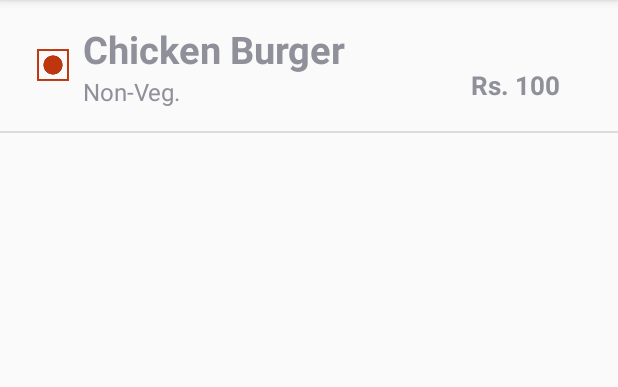
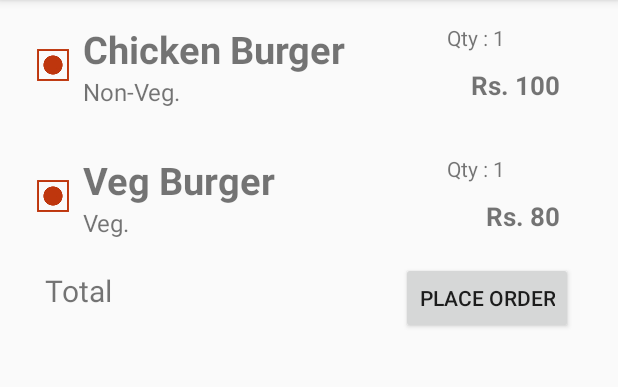
Before and after one commit to amannagarkar/Cart, an Android app: the screen it shows after launch (MainActivity), on a phone screen of 412 x 824 dp, the part 84-471 px from its top. Run offline under Robolectric (Android 15) with nearby library versions, the phone set to English and light mode, and no system bars.

Commit message:
Recycler View for Cart with individual element selection.

```diff
--- a/app/src/main/java/com/example/cart/CartAdapter.java
+++ b/app/src/main/java/com/example/cart/CartAdapter.java
@@ -2,82 +2,101 @@ package com.example.cart;
 
 
 import android.content.Context;
+import android.support.annotation.NonNull;
+import android.support.v7.widget.RecyclerView;
 import android.view.LayoutInflater;
 import android.view.View;
 import android.view.ViewGroup;
-import android.widget.ArrayAdapter;
-import android.widget.Button;
 import android.widget.TextView;
+import android.widget.Toast;
+import java.util.ArrayList;
 
 
-import java.util.ArrayList;
+public class CartAdapter extends RecyclerView.Adapter {
+    private ArrayList<MenuCard> menuCardsdata;
+    Context context;
 
-public class CartAdapter extends ArrayAdapter<MenuCard>{
-
-    private ArrayList<MenuCard> menuCardsdata;
-    Context mContext;
-
-    // View lookup cache
-    private static class ViewHolder {
-        TextView foodName;
-        TextView foodqnty;
-        TextView foodCost;
-        TextView foodtotal;
-        Button Addbtn;
-        Button Subbutton;
-
-
+    public CartAdapter(Context context, ArrayList<MenuCard> menuCardsdata) {
+        this.context = context;
+        this.menuCardsdata=menuCardsdata;
     }
-
-    public CartAdapter(ArrayList<MenuCard> data, Context context) {
-        super(context, R.layout.cart_item_layout, data);
-        this.menuCardsdata = data;
-        this.mContext=context;
-
+    @Override
+    public MyViewHolder onCreateViewHolder(ViewGroup parent, int viewType) {
+        // infalte the item Layout
+        View v = LayoutInflater.from(parent.getContext()).inflate(R.layout.item_layout, parent, false);
+        // set the view's size, margins, paddings and layout parameters
+        MyViewHolder vh = new MyViewHolder(v); // pass the view to View Holder
+        return vh;
     }
 
 
-    private int lastPosition = -1;
 
+
+    public void onBindViewHolder(RecyclerView.ViewHolder holder_view, final int position) {
+        // set the data in items
+        MyViewHolder holder=new MyViewHolder(holder_view.itemView);
+        final MenuCard menuCard = menuCardsdata.get(position);
+        holder.foodName.setText(menuCard.getFoodName());
+        holder.foodType.setText(menuCard.food_type);
+        holder.foodCost.setText(menuCard.food_cost);
+
+        holder.foodName.setOnClickListener(new View.OnClickListener() {
             @Override
-    public View getView(int position, View convertView, ViewGroup parent) {
-        // Get the data item for this position
-        MenuCard menuCard = getItem(position);
-        // Check if an existing view is being reused, otherwise inflate the view
-        ViewHolder viewHolder; // view lookup cache stored in tag
+            public void onClick(View v) {
+                Toast.makeText(context, "Name Selected", Toast.LENGTH_SHORT).show();
+            }
+        });
 
-        final View result;
+        holder.foodType.setOnClickListener(new View.OnClickListener() {
+            @Override
+            public void onClick(View v) {
+                Toast.makeText(context, "FoodType Selected", Toast.LENGTH_SHORT).show();
+            }
+        });
 
-        if (convertView == null) {
+        holder.foodCost.setOnClickListener(new View.OnClickListener() {
+            @Override
+            public void onClick(View v) {
+                Toast.makeText(context, "Cost Selected", Toast.LENGTH_SHORT).show();
+            }
+        });
 
-            viewHolder = new ViewHolder();
-            LayoutInflater inflater = LayoutInflater.from(getContext());
-            convertView = inflater.inflate(R.layout.cart_item_layout, parent, false);
-            viewHolder.foodName = (TextView) convertView.findViewById(R.id.item_name);
-            viewHolder.foodqnty = (TextView) convertView.findViewById(R.id.item_quantity);
-            viewHolder.foodCost = (TextView) convertView.findViewById(R.id.item_cost);
-            viewHolder.foodtotal = (TextView) convertView.findViewById(R.id.item_total);
-            viewHolder.Addbtn = (Button) convertView.findViewById(R.id.add_btn);
-            viewHolder.Subbutton = (Button) convertView.findViewById(R.id.sub_btn);
+        holder.quantity.setOnClickListener(new View.OnClickListener() {
+            @Override
+            public void onClick(View v) {
+                Toast.makeText(context, "Quantity Selected", Toast.LENGTH_SHORT).show();
+            }
+        });
 
-            result=convertView;
 
-            convertView.setTag(viewHolder);
-        } else {
-            viewHolder = (ViewHolder) convertView.getTag();
-            result=convertView;
+        // implement setOnClickListener event on item view.
+        holder_view.itemView.setOnClickListener(new View.OnClickListener() {
+            @Override
+            public void onClick(View view) {
+                // display a toast with person name on item click
+                Toast.makeText(context, menuCard.food_name, Toast.LENGTH_SHORT).show();
+            }
+        });
     }
 
 
-        int x = Integer.valueOf(R.id.item_cost);
-        int y = Integer.valueOf(R.id.item_quantity);
-        int amount = x * y;
-        viewHolder.foodName.setText(menuCard.getFoodName());
-        viewHolder.foodqnty.setText(menuCard.getFoodType());
-        viewHolder.foodCost.setText(menuCard.getFoodCost());
-        viewHolder.foodtotal.setText(amount);
-
-        // Return the completed view to render on screen
-        return convertView;
+    @Override
+    public int getItemCount() {
+        return menuCardsdata.size();
+    }
+    public class MyViewHolder extends RecyclerView.ViewHolder {
+        // init the item view's
+        TextView foodName;
+        TextView foodType;
+        TextView foodCost;
+        TextView quantity;
+        public MyViewHolder(View itemView) {
+            super(itemView);
+            // get the reference of item view's
+            foodName = (TextView) itemView.findViewById(R.id.foodname);
+            foodType = (TextView) itemView.findViewById(R.id.foodtype);
+            foodCost = (TextView) itemView.findViewById(R.id.foodcost);
+            quantity = (TextView) itemView.findViewById(R.id.edit_quantity);
         }
     }
+}
--- a/app/src/main/java/com/example/cart/MainActivity.java
+++ b/app/src/main/java/com/example/cart/MainActivity.java
@@ -3,6 +3,8 @@ package com.example.cart;
 import android.content.Intent;
 import android.support.v7.app.AppCompatActivity;
 import android.os.Bundle;
+import android.support.v7.widget.LinearLayoutManager;
+import android.support.v7.widget.RecyclerView;
 import android.view.View;
 import android.widget.AdapterView;
 import android.widget.ListView;
@@ -13,15 +15,10 @@ import java.util.zip.Inflater;
 public class MainActivity extends AppCompatActivity {
 
     ListView menulist;
-    ArrayList<MenuCard> menu = new ArrayList<>();
+    ArrayList<MenuCard> menu;
     CustomAdapter foodAdapter;
+    CartAdapter cartAdapter;
     MenuCard item1;
-
-
-
-
-
-
 
     @Override
     public void onCreate(Bundle savedInstanceState) {
@@ -29,24 +26,41 @@ public class MainActivity extends AppCompatActivity {
         setContentView(R.layout.activity_main);
 
 
-        menulist = findViewById(R.id.menu_list);
-        foodAdapter = new CustomAdapter(menu,getApplicationContext());
+
+        //menulist = findViewById(R.id.menu_list);
+        //menulist.setClickable(true);
+        item1 = new MenuCard("Chicken Burger", "Rs. 100", "Non-Veg.");
+        menu = new ArrayList<>();
+        menu.add(item1);
+        item1 = new MenuCard("Veg Burger", "Rs. 80", "Veg.");
+        menu.add(item1);
+
+       /* foodAdapter = new CustomAdapter(menu,getApplicationContext());
         menulist.setAdapter(foodAdapter);
-        item1 = new MenuCard("Chicken Burger", "Rs. 100", "Non-Veg.");
-        menu.add(item1);
 
         menulist.setOnItemClickListener(new AdapterView.OnItemClickListener() {
             @Override
-            public void onItemClick(AdapterView<?> adapter, View view, int position, long arg) {
+            public void onItemClick(AdapterView<?> parent, View view, int position, long id) {
+                Intent intent=new Intent(view.getContext(),editcart.class);
+                startActivity(intent);
+            }
+        }); */
 
-                    if (position==0) {
-                        Intent intent = new Intent(MainActivity.this, editcart.class);
-                        startActivity(intent);
 
-                    }
 
-            }
-        });
+
+        RecyclerView recyclerView = (RecyclerView) findViewById(R.id.recycler_cart);
+        // set a LinearLayoutManager with default vertical orientation
+        LinearLayoutManager linearLayoutManager = new LinearLayoutManager(getApplicationContext());
+        recyclerView.setLayoutManager(linearLayoutManager);
+        // call the constructor of CustomAdapter to send the reference and data to Adapter
+        cartAdapter = new CartAdapter(getApplicationContext(),menu);
+        recyclerView.setAdapter(cartAdapter); // set the Adapter to RecyclerView
+
 
     }
+
+
+
+
 }
--- a/app/src/main/res/layout/activity_main.xml
+++ b/app/src/main/res/layout/activity_main.xml
@@ -2,19 +2,46 @@
 <RelativeLayout
     xmlns:android="http://schemas.android.com/apk/res/android"
     xmlns:tools="http://schemas.android.com/tools"
-    xmlns:app="http://schemas.android.com/apk/res-auto"
     android:layout_width="match_parent"
     android:layout_height="match_parent"
     tools:context=".MainActivity">
 
-    <ListView
-        android:id="@+id/menu_list"
+    <android.support.v7.widget.RecyclerView
         android:layout_width="match_parent"
-        android:layout_height="match_parent"
-        android:layout_alignParentStart="true"
-        android:layout_alignParentTop="true"
-        android:layout_marginStart="0dp"
-        android:layout_marginTop="0dp"
-        android:clickable="true"
-        android:contextClickable="true" />
+        android:id="@+id/recycler_cart"
+        android:layout_height="wrap_content">
+
+
+    </android.support.v7.widget.RecyclerView>
+
+
+
+
+        <TextView
+            android:id="@+id/amount_cart"
+            android:layout_width="wrap_content"
+            android:layout_height="wrap_content"
+            android:text="Total"
+            android:textAlignment="center"
+            android:textSize="20dp"
+            android:layout_below="@+id/recycler_cart"
+            android:layout_marginStart="30dp"
+            android:layout_marginTop="5dp"
+            />
+
+        <Button
+            android:id="@+id/button"
+            android:layout_width="wrap_content"
+            android:layout_height="wrap_content"
+            android:layout_alignParentEnd="true"
+            android:layout_below="@+id/recycler_cart"
+            android:layout_marginEnd="30dp"
+            android:text="Place Order"
+            />
+
+
+
+
+
+
 </RelativeLayout>
--- a/app/src/main/res/layout/cart_item_layout.xml
+++ b/app/src/main/res/layout/cart_item_layout.xml
@@ -5,6 +5,9 @@
     xmlns:tools="http://schemas.android.com/tools"
     android:layout_width="match_parent"
     android:layout_height="match_parent"
+    android:onClick="onCartItemClick"
+    android:focusable="true"
+    android:clickable="true"
     >
 
     <TextView
--- a/app/src/main/res/layout/item_layout.xml
+++ b/app/src/main/res/layout/item_layout.xml
@@ -1,14 +1,10 @@
 <?xml version="1.0" encoding="utf-8"?>
 <RelativeLayout xmlns:android="http://schemas.android.com/apk/res/android"
-    xmlns:app="http://schemas.android.com/apk/res-auto"
-    xmlns:tools="http://schemas.android.com/tools"
     android:id="@+id/menu_text"
-    android:layout_width="match_parent"
+    android:layout_width="wrap_content"
     android:background="?android:attr/selectableItemBackground"
-    android:clickable="true"
-    android:focusable="true"
     android:padding="15dp"
-    android:layout_height="match_parent">
+    android:layout_height="wrap_content">
 
     <view class="android.support.v7.app.AlertController$RecycleListView"
         android:layout_width="match_parent"
@@ -58,6 +54,14 @@
     </LinearLayout>
 
     <TextView
+        android:id="@+id/edit_quantity"
+        android:layout_width="wrap_content"
+        android:layout_height="wrap_content"
+        android:text="Qty : 1"
+        android:layout_alignParentEnd="true"
+        android:layout_marginEnd="60dp"/>
+
+    <TextView
         android:id="@+id/foodcost"
         android:layout_width="wrap_content"
         android:layout_height="wrap_content"
```
Also changed, not shown: app/src/main/java/com/example/cart/CustomAdapter.java (+14 -1 lines), app/src/main/java/com/example/cart/editcart.java (+5 -5 lines), app/src/main/res/layout/activity_cart.xml (+20 -15 lines). Lines whose indentation alone changed are shown as unchanged.
